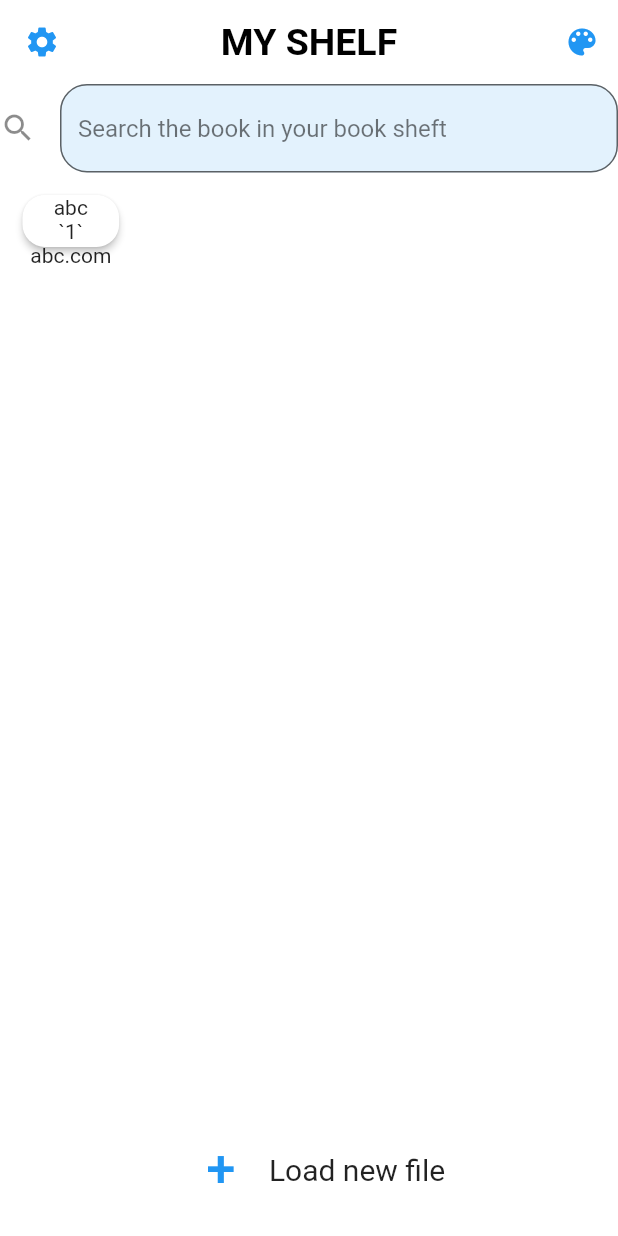
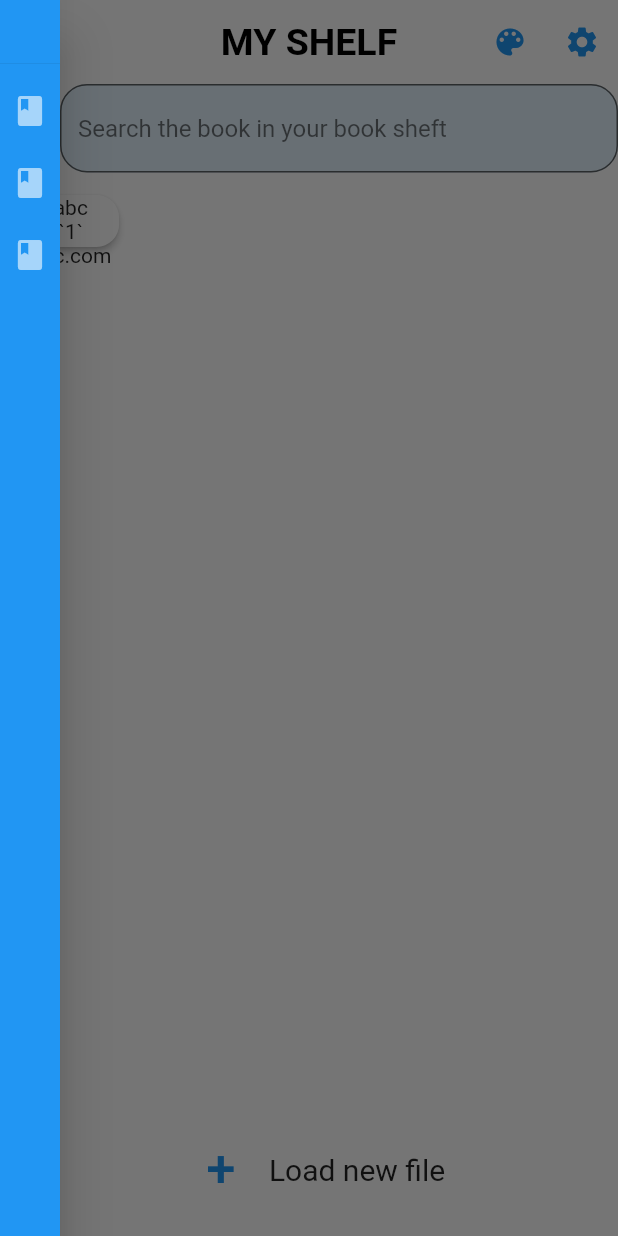
Before and after one commit to juuz0/RARS, a Flutter app: the screen it shows after launch, with the side drawer open (before the commit the screen has no drawer), on a phone screen of 412 x 824 dp. Run offline on Flutter 3.47's test engine with Material 2 defaults, Android fonts, the phone set to English and light mode, and no system bars; our stand-ins replace file_picker.

Commit message:
added tabs in UI

```diff
--- a/lib/file_loader.dart
+++ b/lib/file_loader.dart
@@ -17,7 +17,10 @@ class FileLoader extends StatelessWidget {
       PlatformFile file = result.files.first;
       log(file.name);
       Book newB = Book(id: 1, image: "kekw", title: file.name);
+
+      log('added to list');
       addBook(newB);
+
     } else {
       log('User cancelled');
     }
--- a/lib/main_screen.dart
+++ b/lib/main_screen.dart
@@ -1,9 +1,11 @@
 import 'dart:developer';
 
 import 'package:flutter/material.dart';
+import 'package:rars/tabs.dart';
 import 'book_item.dart';
 import 'book.dart';
 import 'file_loader.dart';
+import 'tabs.dart';
 
 class MainScreen extends StatefulWidget {
   const MainScreen({Key? key}) : super(key: key);
@@ -45,11 +47,14 @@ class _ExploreState extends State<MainScreen> {
         ),
         elevation: 0,
         centerTitle: true,
-        leading: IconButton(
-          icon: const Icon(Icons.settings),
-          color: Colors.blue,
-          tooltip: "Settings",
-          onPressed: () {},
+        leading: Builder(
+          builder: (context) => IconButton(
+            icon: const Icon(Icons.menu),
+            color: Colors.blue,
+            onPressed: () {
+              Scaffold.of(context).openDrawer();
+            },
+          ),
         ),
         actions: [
           IconButton(
@@ -57,6 +62,12 @@ class _ExploreState extends State<MainScreen> {
             icon: const Icon(Icons.color_lens),
             color: Colors.blue,
             tooltip: "Themes",
+          ),
+          IconButton(
+            icon: const Icon(Icons.settings),
+            color: Colors.blue,
+            tooltip: "Settings",
+            onPressed: () {},
           ),
         ],
       ),
@@ -106,6 +117,7 @@ class _ExploreState extends State<MainScreen> {
           ),
         ],
       ),
+      drawer: const tabs(),
     );
   }
 }
--- /dev/null
+++ b/lib/tabBook.dart
@@ -0,0 +1,19 @@
+import 'package:flutter/material.dart';
+class tabForBook extends StatefulWidget {
+  const tabForBook({ Key? key }) : super(key: key);
+
+  @override
+  _tabForBookState createState() => _tabForBookState();
+}
+
+class _tabForBookState extends State<tabForBook> {
+  @override
+  Widget build(BuildContext context) {
+    return IconButton(
+            onPressed: () {},
+            icon: const Icon(Icons.book),
+            color: Colors.white60,
+            tooltip: "Book Name",
+          );
+  }
+}
--- /dev/null
+++ b/lib/tabs.dart
@@ -0,0 +1,58 @@
+import 'dart:developer';
+
+import 'package:flutter/material.dart';
+import 'package:rars/tabBook.dart';
+import 'book.dart';
+import 'book_item.dart';
+class tabs extends StatefulWidget {
+  const tabs({ Key? key }) : super(key: key);
+
+  @override
+  _tabsState createState() => _tabsState();
+}
+
+class _tabsState extends State<tabs> {
+
+   void initState() {
+    super.initState();
+    setState(() {});
+  }
+
+   void addTab(Book b) {
+    setState(() {
+      log('tab added');
+      tabForBook();
+    });
+  }
+
+
+  @override
+  Widget build(BuildContext context) {
+    return Container(
+
+         width: 40,
+         child: Drawer(
+          backgroundColor: Colors.blue,
+    child: ListView(
+    padding: EdgeInsets.zero,
+    children: [
+      Container(
+        height: 50,
+        padding: EdgeInsets.zero,
+        child: const DrawerHeader(
+            decoration: BoxDecoration(
+              color: Colors.blue,
+            ),
+            child: Text(''),
+        ),
+      ),
+      const tabForBook(),
+      const tabForBook(),
+      const tabForBook(),
+
+
+    ]),
+      ),
+    );
+  }
+}
```
Also changed, not shown: lib/data.dart (deleted, +0 -31 lines).
